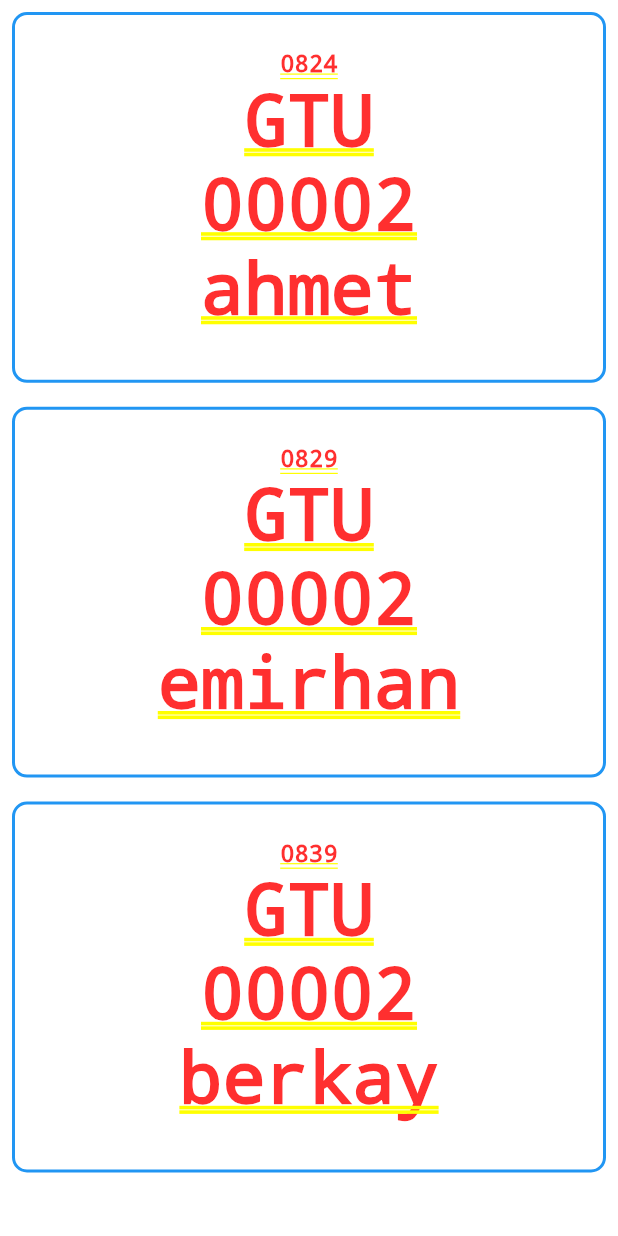
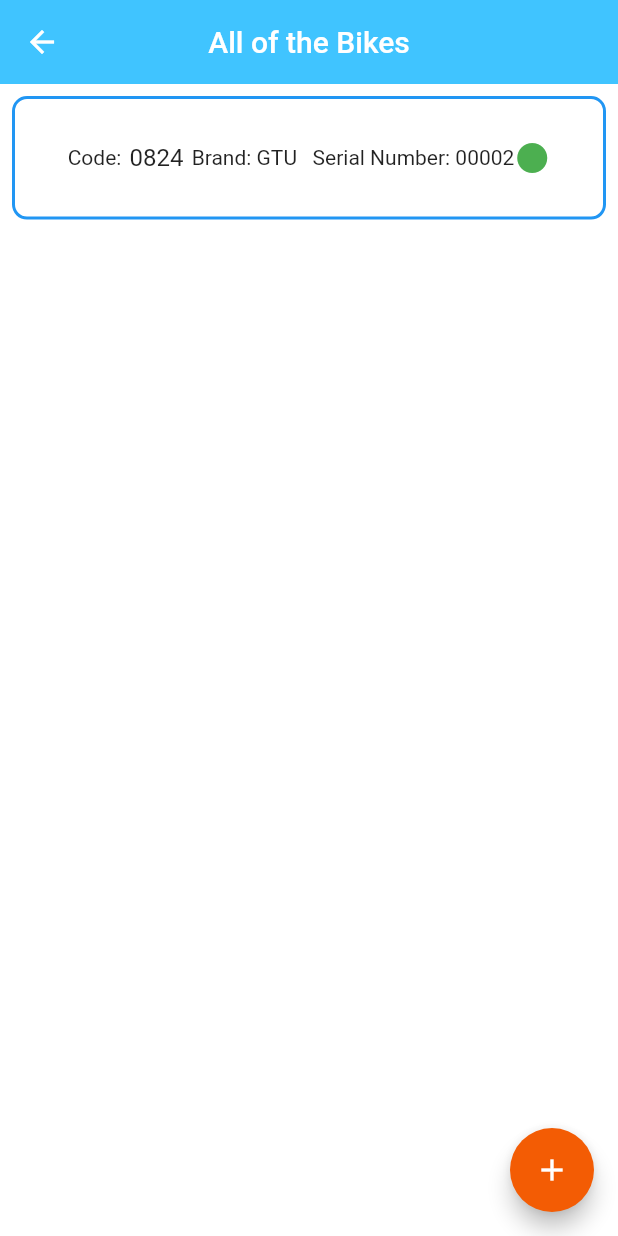
Before and after one commit to Kelebike/KelebikeApp, a Flutter app: the AdminScreen screen opened directly, in the side drawer, after a tap on "Bikes", on a phone screen of 412 x 824 dp. Run offline on Flutter 3.47's test engine with Material 2 defaults, Android fonts, the phone set to English and light mode, and no system bars; our stand-ins replace cloud_firestore, firebase_auth, firebase_core; accounts and stored records are empty.

Commit message:
add a bike page added

```diff
--- a/src/kelebike/lib/main.dart
+++ b/src/kelebike/lib/main.dart
@@ -29,24 +29,7 @@ class MyApp extends StatelessWidget {
         status: 'nontaken',
         dateIssued: 'nontaken',
         dateReturn: 'nontaken',
-        owner: 'ahmet');
-    _bikeService.addBike(
-        code: '0829',
-        serialNumber: '00002',
-        brand: 'GTU',
-        status: 'nontaken',
-        dateIssued: 'nontaken',
-        dateReturn: 'nontaken',
-        owner: 'emirhan');
-
-    _bikeService.addBike(
-        code: '0839',
-        serialNumber: '00002',
-        brand: 'GTU',
-        status: 'nontaken',
-        dateIssued: 'nontaken',
-        dateReturn: 'nontaken',
-        owner: 'berkay');
+        owner: 'nontaken');
 
     if (_user == null || !_user!.emailVerified) {
       startPage = LoginScreen();
--- a/src/kelebike/lib/screens/admin_bikes_screen.dart
+++ b/src/kelebike/lib/screens/admin_bikes_screen.dart
@@ -0,0 +1,37 @@
+import 'package:firebase_auth/firebase_auth.dart';
+import 'package:kelebike/screens/admin_add_bike_page.dart';
+import 'package:kelebike/screens/bikepage.dart';
+import 'package:kelebike/screens/login_screen.dart';
+import 'package:flutter/material.dart';
+import 'package:flutter/services.dart';
+import 'package:kelebike/service/auth.dart';
+import 'package:kelebike/utilities/constants.dart';
+
+class AdminBikesScreen extends StatefulWidget {
+  @override
+  _AdminBikesScreenState createState() => _AdminBikesScreenState();
+}
+
+class _AdminBikesScreenState extends State<AdminBikesScreen> {
+  @override
+  Widget build(BuildContext context) {
+    return Scaffold(
+      backgroundColor: Colors.white,
+      appBar: AppBar(
+        backgroundColor: Colors.lightBlueAccent,
+        elevation: 0,
+        title: Text("All of the Bikes"),
+        centerTitle: true,
+      ),
+      floatingActionButton: FloatingActionButton(
+        backgroundColor: Color.fromARGB(255, 243, 92, 4),
+        onPressed: () {
+          Navigator.push(context,
+              MaterialPageRoute(builder: (context) => adminAddBikePage()));
+        },
+        child: Icon(Icons.add),
+      ),
+      body: BikePage(),
+    );
+  }
+}
--- a/src/kelebike/lib/screens/admin_screen.dart
+++ b/src/kelebike/lib/screens/admin_screen.dart
@@ -1,4 +1,5 @@
 import 'package:firebase_auth/firebase_auth.dart';
+import 'package:kelebike/screens/admin_bikes_screen.dart';
 import 'package:kelebike/screens/bikepage.dart';
 import 'package:kelebike/screens/login_screen.dart';
 import 'package:kelebike/screens/history_screen.dart';
@@ -69,8 +70,10 @@ class _AdminScreenState extends State<AdminScreen> {
               leading: Icon(Icons.pedal_bike),
               onTap: () {
                 Navigator.pop(context);
-                Navigator.push(context,
-                    MaterialPageRoute(builder: (context) => BikePage()));
+                Navigator.push(
+                    context,
+                    MaterialPageRoute(
+                        builder: (context) => AdminBikesScreen()));
               },
             ),
             ListTile(
--- a/src/kelebike/lib/screens/bikepage.dart
+++ b/src/kelebike/lib/screens/bikepage.dart
@@ -9,6 +9,17 @@ class BikePage extends StatefulWidget {
 
 class _BikePageState extends State<BikePage> {
   BikeService _bikeService = BikeService();
+  Color isTaken(String taken) {
+    if (taken == "taken") {
+      return Colors.red;
+    } else if (taken == "waiting") {
+      return Colors.yellow;
+    } else if (taken == "nontaken") {
+      return Colors.green;
+    } else {
+      return Colors.yellow;
+    }
+  }
 
   @override
   Widget build(BuildContext context) {
@@ -80,7 +91,7 @@ class _BikePageState extends State<BikePage> {
                         _showChoiseDialog(context);
                       },
                       child: Container(
-                        height: size.height * .3,
+                        height: size.height * .1,
                         decoration: BoxDecoration(
                             color: Colors.white,
                             border: Border.all(color: Colors.blue, width: 2),
@@ -88,20 +99,26 @@ class _BikePageState extends State<BikePage> {
                                 BorderRadius.all(Radius.circular(10))),
                         child: Padding(
                           padding: const EdgeInsets.all(8.0),
-                          child: Column(
+                          child: Row(
                             mainAxisAlignment: MainAxisAlignment.center,
                             children: [
+                              Text("Code: "),
                               Text(
-                                "${mypost['code']}",
+                                "${mypost['code']} ",
                                 style: TextStyle(fontSize: 16),
                                 textAlign: TextAlign.center,
                               ),
+                              Text(" Brand: "),
                               Text("${mypost['brand']}"),
+                              Text("   Serial Number: "),
                               Text("${mypost['serialNumber']}"),
-                              Text("${mypost['owner']}"),
                               SizedBox(
                                 height: 10,
                               ),
+                              Icon(
+                                Icons.circle,
+                                color: isTaken("${mypost['status']}"),
+                              )
                             ],
                           ),
                         ),
```
Also changed, not shown: src/kelebike/lib/screens/admin_add_bike_page.dart (added, +56 -0 lines).
